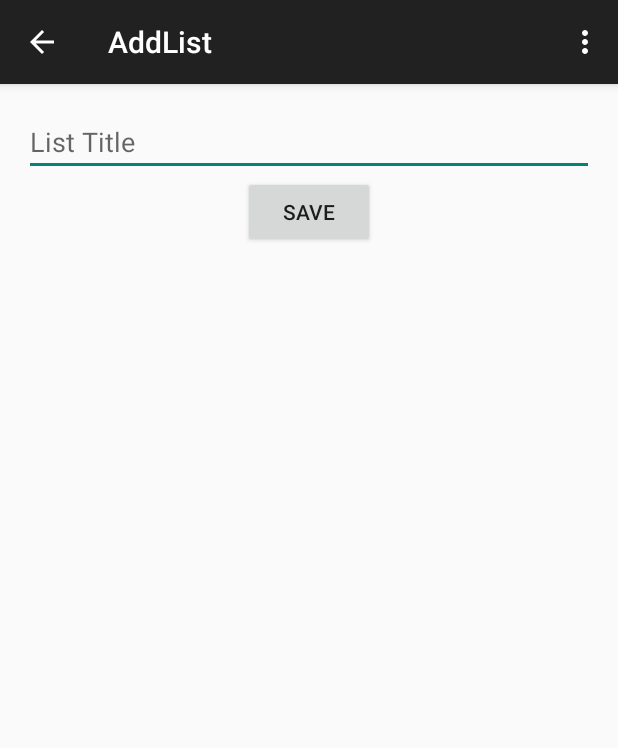
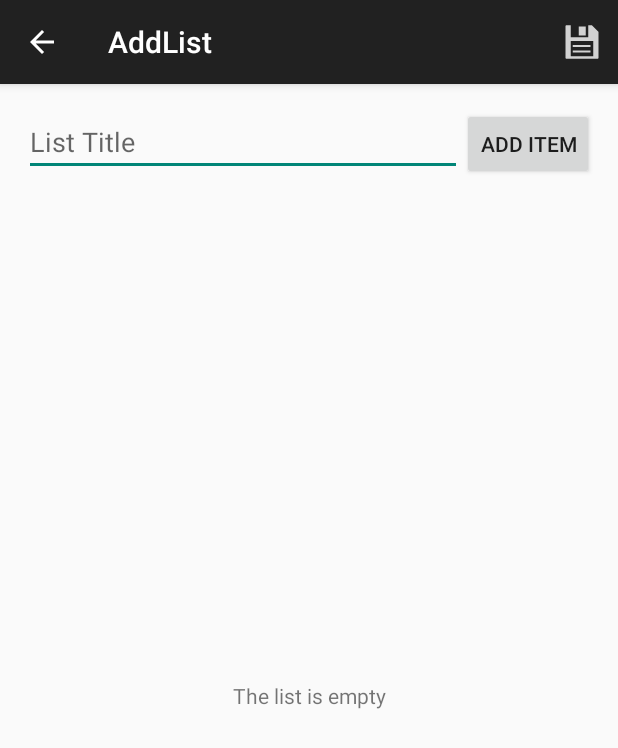
Before and after one commit to Jalcubo/ShoppingList, an Android app: the AddList screen opened directly, with no data from a screen before it, on a phone screen of 412 x 824 dp. Shown: the top 748 px of the screen. Run offline under Robolectric (Android 15) with nearby library versions, the phone set to English and light mode, and no system bars.

Commit message:
Progress in Functionality

```diff
--- /dev/null
+++ b/app/src/main/java/com/jdroid/shoppinglist/AddListAdapter.java
@@ -0,0 +1,69 @@
+package com.jdroid.shoppinglist;
+
+import android.content.Context;
+import android.view.LayoutInflater;
+import android.view.View;
+import android.view.ViewGroup;
+import android.widget.BaseAdapter;
+import android.widget.TextView;
+
+import java.util.List;
+import java.util.Map;
+
+/**
+ * Created by JoséDaniel on 18/08/2014.
+ */
+public class AddListAdapter extends BaseAdapter {
+    private final Context context;
+    private final List<Map<String, String>> values;
+
+    public AddListAdapter(Context context,  List<Map<String, String>> values) {
+        this.context = context;
+        this.values = values;
+    }
+
+    @Override
+    public int getCount() {
+        return values.size();
+    }
+
+    @Override
+    public Object getItem(int position) {
+        return values.get(position);
+    }
+
+    @Override
+    public long getItemId(int position) {
+        return position;
+    }
+
+    @Override
+    public View getView(int position, View view, ViewGroup parent) {
+        LayoutInflater inflater = (LayoutInflater) context
+                .getSystemService(Context.LAYOUT_INFLATER_SERVICE);
+        View rowView = inflater.inflate(R.layout.list_item_add, parent, false);
+
+        ViewHolder viewHolder = new ViewHolder(rowView);
+
+        viewHolder.name_tv.setText(values.get(position).get("name"));
+        viewHolder.quantity_tv.setText(values.get(position).get("quantity"));
+        viewHolder.measure_tv.setText(values.get(position).get("measure"));
+
+        return rowView;
+    }
+
+    public static class ViewHolder {
+        public final TextView name_tv;
+        public final TextView quantity_tv;
+        public final TextView measure_tv;
+
+
+        public ViewHolder(View view) {
+            name_tv = (TextView) view.findViewById(R.id.add_item_list_name);
+            quantity_tv = (TextView) view.findViewById(R.id.add_item_list_quantity);
+            measure_tv = (TextView) view.findViewById(R.id.add_item_list_measure);
+        }
+    }
+
+
+}
--- a/app/src/main/res/layout/activity_add_list.xml
+++ b/app/src/main/res/layout/activity_add_list.xml
@@ -9,7 +9,13 @@
     android:orientation="vertical"
     tools:context="com.jdroid.shoppinglist.AddList">
 
+    <LinearLayout
+        android:orientation="horizontal"
+        android:layout_width="match_parent"
+        android:layout_height="wrap_content">
+
         <EditText
+            android:layout_weight="1"
             android:layout_width="match_parent"
             android:layout_height="wrap_content"
             android:id="@+id/et_listTitle"
@@ -19,8 +25,29 @@
         <Button
             android:layout_width="wrap_content"
             android:layout_height="wrap_content"
-        android:text="@string/save_btn"
-        android:id="@+id/save_btn"
-        android:layout_gravity="center_horizontal"
+            android:text="@string/addElement_btn"
+            android:id="@+id/addElement_btn"
             android:onClick="onClick"/>
+
+
+
         </LinearLayout>
+
+    <TextView
+        android:id="@+id/temp_empty_list_view"
+        android:layout_width="fill_parent"
+        android:layout_height="fill_parent"
+        android:gravity="center"
+        android:text="The list is empty"
+        android:visibility="gone"
+        />
+
+
+
+    <ListView
+        android:id="@+id/temp_listview"
+        android:layout_width="wrap_content"
+        android:layout_height="match_parent"
+        />
+
+</LinearLayout>
--- a/app/src/main/res/menu/add_list.xml
+++ b/app/src/main/res/menu/add_list.xml
@@ -2,8 +2,8 @@
     xmlns:app="http://schemas.android.com/apk/res-auto"
     xmlns:tools="http://schemas.android.com/tools"
     tools:context="com.jdroid.shoppinglist.AddList" >
-    <item android:id="@+id/action_settings"
-        android:title="@string/action_settings"
-        android:orderInCategory="100"
-        app:showAsAction="never" />
+    <item android:id="@+id/action_save_list"
+        android:title="@string/save_list"
+        android:icon="@drawable/ic_action_save"
+        app:showAsAction="ifRoom" />
 </menu>
--- /dev/null
+++ b/app/src/main/res/values/array.xml
@@ -0,0 +1,11 @@
+<?xml version="1.0" encoding="utf-8"?>
+<resources>
+    <string-array name="measures_types">
+        <item>Units</item>
+        <item>grams</item>
+        <item>Kg</item>
+        <item>L</item>
+
+    </string-array>
+
+</resources>
--- a/app/src/main/res/values/strings.xml
+++ b/app/src/main/res/values/strings.xml
@@ -8,5 +8,14 @@
     <string name="content_authority">com.jdroid.shoppinglist</string>
     <string name="title_activity_add_list">AddList</string>
     <string name="save_btn">Save</string>
+    <string name="addElement_btn">Add Item</string>
+    <string name="save_list">Save List</string>
+    <string name="add">Add</string>
+    <string name="cancel">Cancel</string>
+    <string name="insert_element_dialog_title">Insert an Element</string>
+    <string name="item_name">Item name</string>
+    <string name="item_quantity">Quantity?</string>
+    <string name="title_activity_my">MyActivity</string>
+    <string name="title_activity_detail_list">DetailList</string>
 
 </resources>
```
Also changed, not shown: app/src/main/AndroidManifest.xml (+10 -2 lines), app/src/main/java/com/jdroid/shoppinglist/AddList.java (+134 -11 lines), app/src/main/java/com/jdroid/shoppinglist/DetailList.java (added, +43 -0 lines), app/src/main/java/com/jdroid/shoppinglist/ListFragment.java (+9 -3 lines), app/src/main/java/com/jdroid/shoppinglist/data/ListDbHelper.java (+5 -4 lines), app/src/main/res/layout/activity_detail_list.xml (added, +17 -0 lines), app/src/main/res/layout/insert_element_dialog.xml (added, +27 -0 lines), app/src/main/res/layout/list_item_add.xml (added, +31 -0 lines), app/src/main/res/menu/detail_list.xml (added, +9 -0 lines), app/src/main/res/drawable-hdpi/ic_action_save.png (added), app/src/main/res/drawable-mdpi/ic_action_save.png (added), app/src/main/res/drawable-xhdpi/ic_action_save.png (added), app/src/main/res/drawable-xxhdpi/ic_action_save.png (added). Lines whose indentation alone changed are shown as unchanged.
